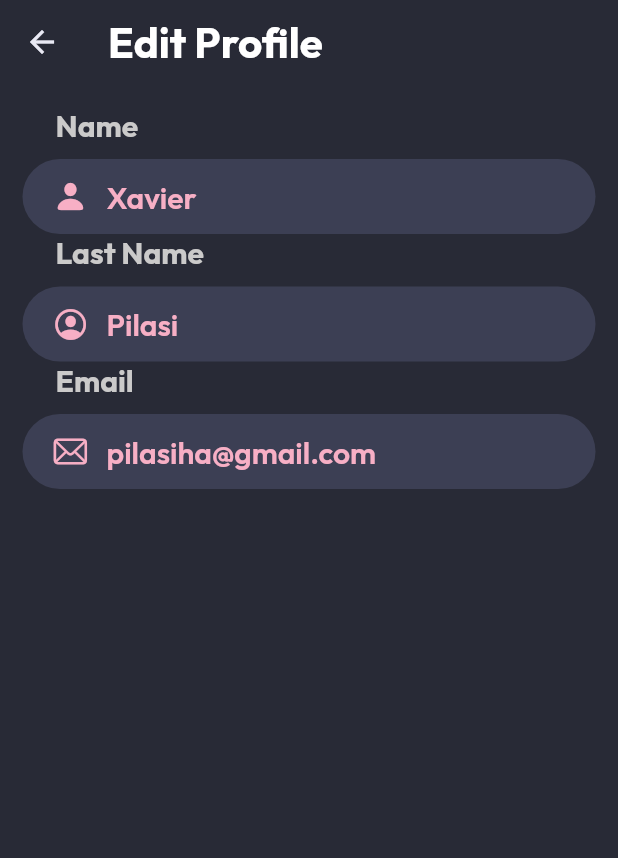
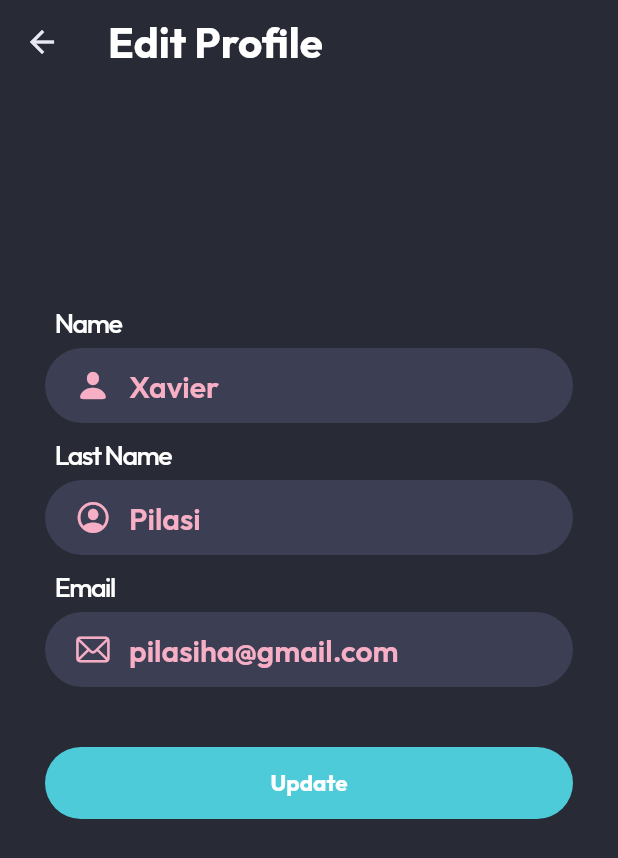
Before and after one commit to xpilasi/gorilla_grab, a Flutter app: the EditProfileScreen screen opened directly, on a phone screen of 412 x 824 dp. Shown: the top 858 px of the screen. Run offline on Flutter 3.47's test engine with Material 2 defaults, Android fonts, the phone set to English and light mode, and no system bars; our stand-ins replace fl_chart, flutter_swiper_view, get, line_icons, material_design_icons_flutter.

Commit message:
edit profile ok

```diff
--- a/lib/Screens/profile/edit_profile_screen.dart
+++ b/lib/Screens/profile/edit_profile_screen.dart
@@ -33,6 +33,7 @@ class EditProfileScreen extends StatelessWidget {
             horizontal: tSizesMargin, vertical: tSizesMargin),
         child: Center(
             child: Column(
+          mainAxisAlignment: MainAxisAlignment.center,
           children: [
             //Name
             CustomTextFieldEditProfile(
@@ -72,6 +73,12 @@ class EditProfileScreen extends StatelessWidget {
               labelText: 'Name',
               hintText: tProfileName,
             ),
+
+            //Update button
+            ProfileSubmitButton(),
+            const SizedBox(
+              height: 100,
+            )
           ],
         )),
       ),
--- a/lib/widgets/buttons.dart
+++ b/lib/widgets/buttons.dart
@@ -1,6 +1,7 @@
 import 'package:flutter/material.dart';
 import 'package:get/get.dart';
 import 'package:gorilla_grab/Screens/my_trainings/session/training_session_provisional_screen.dart';
+import 'package:gorilla_grab/constants/sizes.dart';
 import 'package:gorilla_grab/controllers/sessions_controller.dart';
 
 import '../models/training_model.dart';
@@ -518,18 +519,22 @@ class CustomTextFieldEditProfile extends StatelessWidget {
 
   @override
   Widget build(BuildContext context) {
-    return Column(
+    return Padding(
+      padding: const EdgeInsets.only(bottom: 10.0),
+      child: Column(
+        mainAxisAlignment: MainAxisAlignment.center,
         crossAxisAlignment: CrossAxisAlignment.start,
         children: [
           Padding(
-          padding: const EdgeInsets.only(left: 22.0, bottom: 10),
+            padding: const EdgeInsets.only(left: 22.0, bottom: 5),
             child: Text(
               inputTitle,
-            style: tStyleInputLabel,
+              style: tStyleTitles,
               textAlign: TextAlign.left,
             ),
           ),
           Container(
+            margin: EdgeInsets.symmetric(horizontal: tSizesMargin),
             height: 50,
             width: double.infinity,
             decoration: BoxDecoration(
@@ -581,6 +586,29 @@ class CustomTextFieldEditProfile extends StatelessWidget {
             ),
           ),
         ],
+      ),
     );
   }
 }
+
+class ProfileSubmitButton extends StatelessWidget {
+  ProfileSubmitButton({super.key});
+
+  @override
+  Widget build(BuildContext context) {
+    return Container(
+      width: double.infinity,
+      margin:
+          const EdgeInsets.symmetric(vertical: 30, horizontal: tSizesMargin),
+      decoration: BoxDecoration(
+          borderRadius: BorderRadius.circular(30), color: tColorPrimary_4),
+      child: TextButton(
+        child: const Text(
+          'Update',
+          style: tStyleDashBoardExercise,
+        ),
+        onPressed: () => (),
+      ),
+    );
+  }
+}
```
Lines whose indentation alone changed are shown as unchanged.
